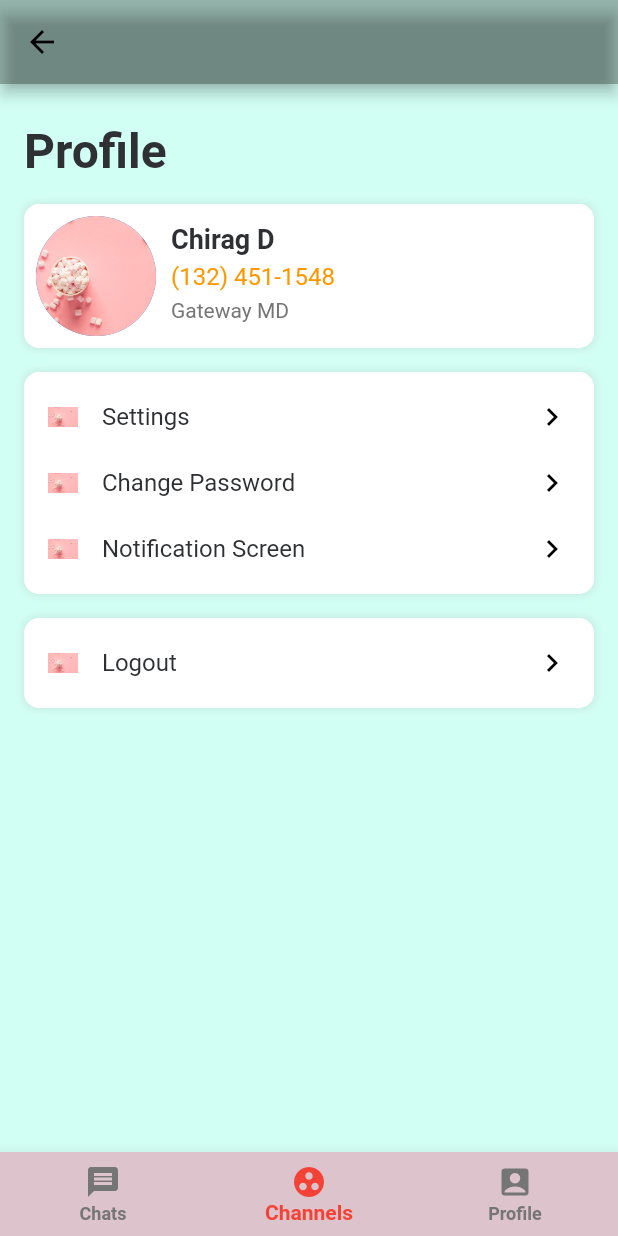
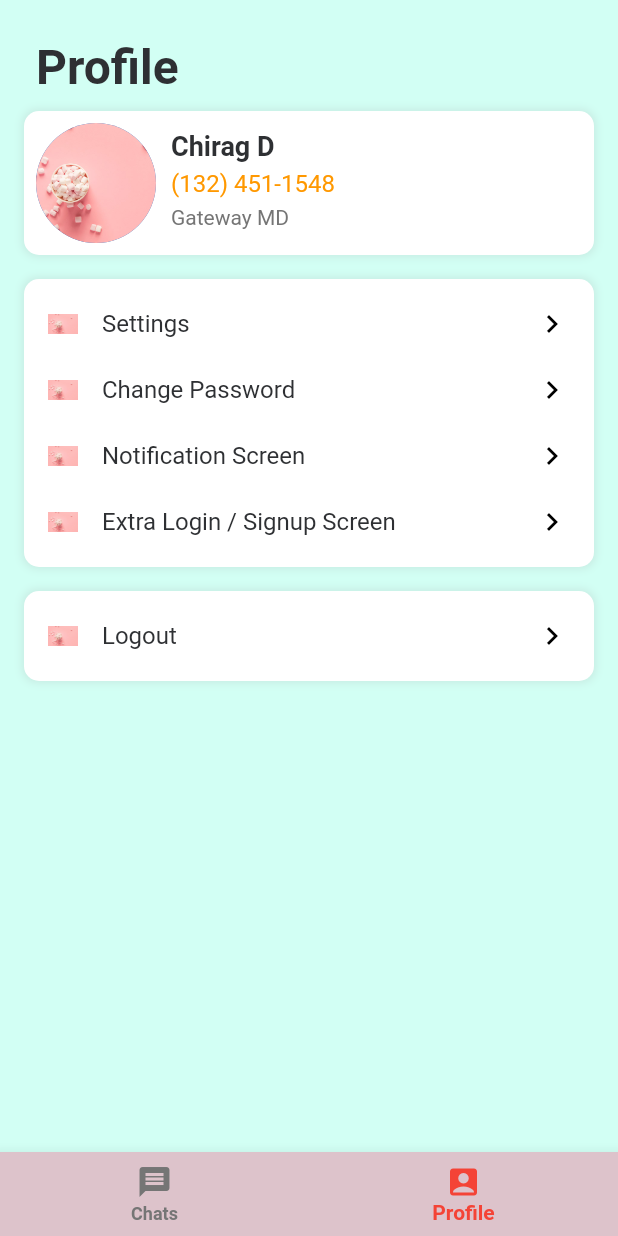
Before and after one commit to chiragdhruve01/sms_testing, a Flutter app: the HomePage screen opened directly, item 2 of the bottom bar chosen, on a phone screen of 412 x 824 dp. Run offline on Flutter 3.47's test engine with Material 2 defaults, Android fonts, the phone set to English and light mode, and no system bars; our stand-ins replace firebase_core, firebase_messaging, flutter_local_notifications, flutter_native_timezone, nb_utils, rxdart and 2 more; accounts and stored records are empty; network calls fail; key blocks and very long unbroken strings in the code were emptied for the run.

Commit message:
code update

```diff
--- a/lib/screens/Menu.dart
+++ b/lib/screens/Menu.dart
@@ -3,6 +3,7 @@ import 'package:flutter/material.dart';
 import 'package:nb_utils/nb_utils.dart';
 import 'package:sms/screens/login_screen.dart';
 import 'package:sms/screens/screen_notification_1.dart';
+import 'package:sms/screens/welcome_screen.dart';
 
 class SMSMenu extends StatefulWidget {
   static var tag = "/SMSMenu";
@@ -18,9 +19,9 @@ class _SMSMenuState extends State<SMSMenu> {
   @override
   Widget build(BuildContext context) {
     return Scaffold(
-      appBar: AppBar(
-          backgroundColor: Color(0x44000000),
-          leading: BackButton(color: Colors.black)),
+      // appBar: AppBar(
+      //     backgroundColor: Color(0x44000000),
+      //     leading: BackButton(color: Colors.black)),
       body: Container(
         child: SingleChildScrollView(
           padding: EdgeInsets.all(16),
@@ -28,8 +29,11 @@ class _SMSMenuState extends State<SMSMenu> {
             crossAxisAlignment: CrossAxisAlignment.start,
             children: <Widget>[
               10.height,
-              Text("Profile", style: boldTextStyle(size: 32)),
-              16.height,
+              Padding(
+                padding: const EdgeInsets.only(left: 8.0, bottom: 0),
+                child: Text("Profile", style: boldTextStyle(size: 32)),
+              ),
+              10.height,
               Container(
                 padding: EdgeInsets.all(8),
                 decoration: boxDecorationWithShadow(
@@ -150,6 +154,31 @@ class _SMSMenuState extends State<SMSMenu> {
                               ),
                             );
                     }),
+                    Container(
+                      padding: EdgeInsets.fromLTRB(8, 10, 8, 10),
+                      child: Row(
+                        children: <Widget>[
+                          Row(
+                            children: <Widget>[
+                              Image.asset('assets/logo/two.jpg',
+                                  // color: Color(0xFFE7586A),
+                                  height: 20,
+                                  width: 20),
+                              16.width,
+                              Text("Extra Login / Signup Screen",
+                                  style: primaryTextStyle()),
+                            ],
+                          ).expand(),
+                          Icon(Icons.keyboard_arrow_right, color: Colors.black),
+                        ],
+                      ),
+                    ).onTap(() {
+                      Navigator.push(
+                        context,
+                        MaterialPageRoute(
+                            builder: (context) => WelcomeScreen()),
+                      );
+                    }),
                   ],
                 ),
               ),
--- a/lib/screens/homePage.dart
+++ b/lib/screens/homePage.dart
@@ -19,7 +19,7 @@ class _HomePageState extends State<HomePage> {
   var pages = [
     ChatPage(),
     SMSMenu(),
-    WelcomeScreen(),
+    // WelcomeScreen(),
     // ChatDetailPage(),
   ];
 
@@ -109,10 +109,10 @@ class _HomePageState extends State<HomePage> {
                 icon: Icon(Icons.message),
                 label: "Chats",
               ),
-              const BottomNavigationBarItem(
-                icon: Icon(Icons.group_work),
-                label: "Channels",
-              ),
+              // const BottomNavigationBarItem(
+              //   icon: Icon(Icons.group_work),
+              //   label: "Channels",
+              // ),
               const BottomNavigationBarItem(
                 icon: Icon(Icons.account_box),
                 label: "Profile",
--- a/lib/screens/welcome_screen.dart
+++ b/lib/screens/welcome_screen.dart
@@ -27,6 +27,9 @@ class WelcomeScreen extends StatelessWidget {
   @override
   Widget build(BuildContext context) {
     return Scaffold(
+      appBar: AppBar(
+          backgroundColor: Color(0x44000000),
+          leading: BackButton(color: Colors.black)),
       body: Stack(
         children: [
           Container(
```
